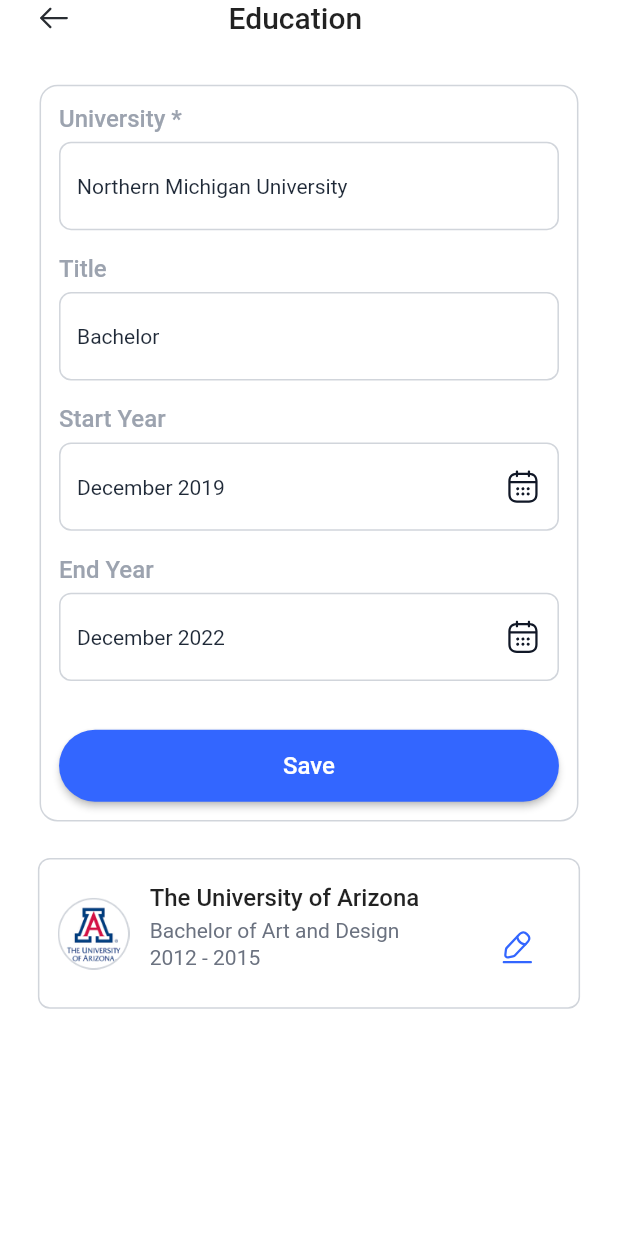
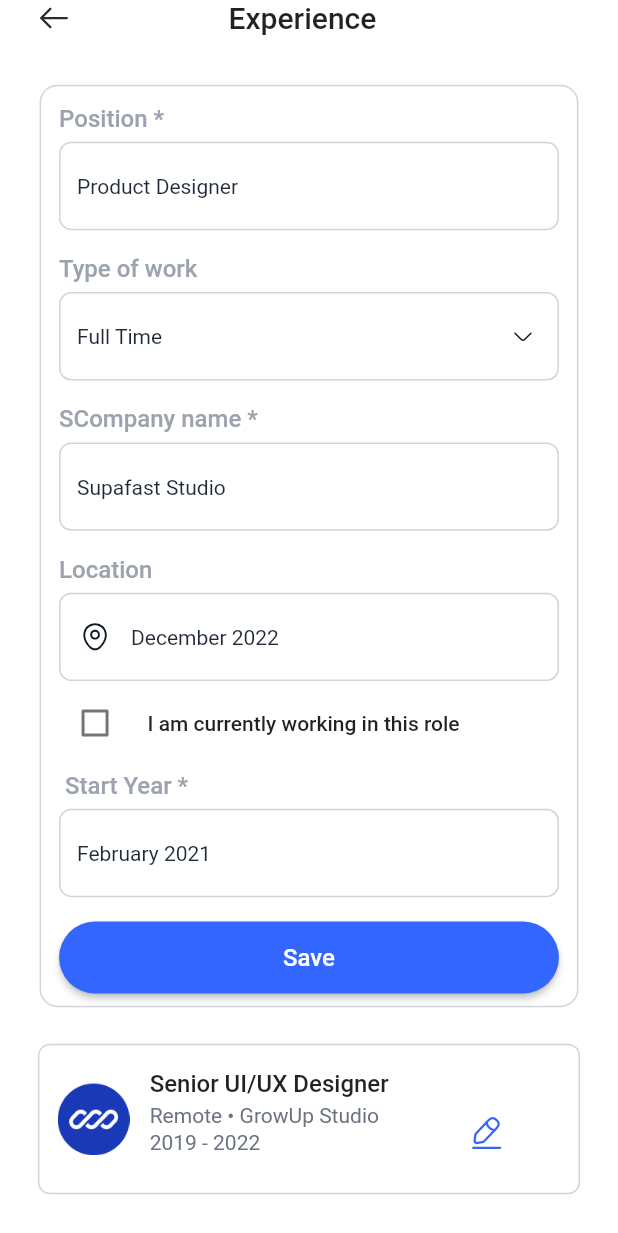
Before and after one commit to AbdelrahmanHossny/JOBSQUE, a Flutter app: the screen it shows after launch, on a phone screen of 412 x 824 dp. Shown: the top 1233 px of the screen. Run offline on Flutter 3.47's test engine with Material 2 defaults, Android fonts, the phone set to English and light mode, and no system bars; our stand-ins replace animate_do, chips_choice, flutter_screenutil, flutter_svg, image_picker; Roboto replaces fonts that are missing (sf, sfm); project files that could hold a hidden picture were left out.

Commit message:
Experience

```diff
--- a/lib/main.dart
+++ b/lib/main.dart
@@ -1,6 +1,6 @@
 import 'package:flutter/material.dart';
 import 'package:flutter_screenutil/flutter_screenutil.dart';
-import 'screens/education_screen/view.dart';
+import 'screens/Experience_screen/view.dart';
 
 void main() {
   runApp(const MyApp());
@@ -23,7 +23,7 @@ class MyApp extends StatelessWidget {
                 primaryColor: Color(0xff111827)),
             title: 'JOBSQUE',
             debugShowCheckedModeBanner: false,
-            home: const Education_screen(),
+            home: const Experience_screen(),
           );
         });
   }
--- /dev/null
+++ b/lib/screens/Experience_screen/view.dart
@@ -0,0 +1,256 @@
+import 'package:flutter/material.dart';
+import 'package:flutter_screenutil/flutter_screenutil.dart';
+import 'package:flutter_svg/flutter_svg.dart';
+
+import '../../core/design/customButtom.dart';
+import '../../core/design/customText-form.dart';
+
+class Experience_screen extends StatefulWidget {
+  const Experience_screen({super.key});
+
+  @override
+  State<Experience_screen> createState() => _Experience_screenState();
+}
+
+class _Experience_screenState extends State<Experience_screen> {
+  bool ischecked = false;
+  @override
+  Widget build(BuildContext context) {
+    return Scaffold(
+      body: ListView(physics: BouncingScrollPhysics(), children: [
+        Padding(
+          padding: const EdgeInsets.symmetric(horizontal: 24),
+          child: Column(children: [
+            Row(
+              children: [
+                SvgPicture.asset('assets/icons/arrow-left (1).svg'),
+                SizedBox(
+                  width: 95.w,
+                ),
+                Text(
+                  'Experience',
+                  style: TextStyle(
+                      fontFamily: 'sfm',
+                      fontSize: 20,
+                      fontWeight: FontWeight.w500),
+                )
+              ],
+            ),
+            SizedBox(
+              height: 32.h,
+            ),
+            Container(
+              padding: EdgeInsets.fromLTRB(12, 12, 12, 16),
+              width: 327.w,
+              height: 606.h,
+              decoration: BoxDecoration(
+                  border: Border.all(color: Color(0xffD1D5DB)),
+                  borderRadius: BorderRadius.circular(12)),
+              child: Column(
+                  crossAxisAlignment: CrossAxisAlignment.start,
+                  children: [
+                    Text(
+                      'Position *',
+                      style: TextStyle(
+                          color: Color(0xff9CA3AF),
+                          fontFamily: 'sfm',
+                          fontSize: 16,
+                          fontWeight: FontWeight.w500),
+                    ),
+                    SizedBox(
+                      height: 6.h,
+                    ),
+                    customform(hintText: 'Product Designer'),
+                    SizedBox(
+                      height: 16.h,
+                    ),
+                    Text(
+                      'Type of work',
+                      style: TextStyle(
+                          color: Color(0xff9CA3AF),
+                          fontFamily: 'sfm',
+                          fontSize: 16,
+                          fontWeight: FontWeight.w500),
+                    ),
+                    SizedBox(
+                      height: 6.h,
+                    ),
+                    customform(
+                        hintText: 'Full Time',
+                        suffix: IconButton(
+                            onPressed: () {},
+                            icon: SvgPicture.asset(
+                                'assets/icons/arrow-down.svg'))),
+                    SizedBox(
+                      height: 16.h,
+                    ),
+                    Text(
+                      'SCompany name *',
+                      style: TextStyle(
+                          color: Color(0xff9CA3AF),
+                          fontFamily: 'sfm',
+                          fontSize: 16,
+                          fontWeight: FontWeight.w500),
+                    ),
+                    SizedBox(
+                      height: 6.h,
+                    ),
+                    customform(
+                      hintText: 'Supafast Studio',
+                    ),
+                    SizedBox(
+                      height: 16.h,
+                    ),
+                    Text(
+                      'Location',
+                      style: TextStyle(
+                          color: Color(0xff9CA3AF),
+                          fontFamily: 'sfm',
+                          fontSize: 16,
+                          fontWeight: FontWeight.w500),
+                    ),
+                    SizedBox(
+                      height: 6.h,
+                    ),
+                    customform(
+                        hintText: 'December 2022',
+                        prefix: IconButton(
+                            onPressed: null,
+                            icon:
+                                SvgPicture.asset('assets/icons/location.svg'))),
+                    SizedBox(
+                      height: 4.h,
+                    ),
+                    Row(
+                      children: [
+                        Checkbox(
+                          activeColor: Color(0xff3366FF),
+                          value: ischecked,
+                          onChanged: (newbool) {
+                            setState(() {
+                              ischecked = newbool!;
+                            });
+                          },
+                        ),
+                        SizedBox(
+                          width: 10.w,
+                        ),
+                        Text(
+                          'I am currently working in this role',
+                          style: TextStyle(
+                              fontFamily: 'sfm',
+                              fontSize: 14,
+                              fontWeight: FontWeight.w500),
+                        )
+                      ],
+                    ),
+                    SizedBox(
+                      height: 8.h,
+                    ),
+                    Text(
+                      ' Start Year *',
+                      style: TextStyle(
+                          color: Color(0xff9CA3AF),
+                          fontFamily: 'sfm',
+                          fontSize: 16,
+                          fontWeight: FontWeight.w500),
+                    ),
+                    SizedBox(
+                      height: 6.h,
+                    ),
+                    customform(
+                      hintText: 'February 2021',
+                    ),
+                    SizedBox(
+                      height: 16.h,
+                    ),
+                    Column(
+                      crossAxisAlignment: CrossAxisAlignment.stretch,
+                      children: [
+                        CustomButtom(
+                          text: 'Save',
+                          onPressed: () {},
+                        ),
+                      ],
+                    )
+                  ]),
+            ),
+            SizedBox(
+              height: 24.h,
+            ),
+            Container(
+              padding: EdgeInsets.fromLTRB(12, 16, 12, 16),
+              width: 329.w,
+              height: 99.h,
+              decoration: BoxDecoration(
+                  border: Border.all(
+                    color: Color(0xffD1D5DB),
+                  ),
+                  borderRadius: BorderRadius.circular(8)),
+              child: Row(
+                children: [
+                  Center(
+                    child: Image.asset(
+                      'assets/images/Group 15495.png',
+                      width: 44.w,
+                      height: 44.w,
+                    ),
+                  ),
+                  SizedBox(
+                    width: 12.w,
+                  ),
+                  Column(
+                    crossAxisAlignment: CrossAxisAlignment.start,
+                    children: [
+                      Text(
+                        'Senior UI/UX Designer ',
+                        style: TextStyle(
+                            fontFamily: 'sfm',
+                            fontSize: 16,
+                            fontWeight: FontWeight.w500),
+                      ),
+                      SizedBox(
+                        height: 4.h,
+                      ),
+                      Text(
+                        'Remote • GrowUp Studio',
+                        style: TextStyle(
+                            color: Color(0xff6B7280),
+                            fontSize: 14,
+                            fontWeight: FontWeight.w400),
+                      ),
+                      SizedBox(
+                        height: 2.h,
+                      ),
+                      Text(
+                        '2019 - 2022',
+                        style: TextStyle(
+                            color: Color(0xff6B7280),
+                            fontSize: 14,
+                            fontWeight: FontWeight.w400),
+                      ),
+                    ],
+                  ),
+                  SizedBox(
+                    width: 34.w,
+                  ),
+                  Column(
+                    mainAxisAlignment: MainAxisAlignment.end,
+                    children: [
+                      IconButton(
+                          onPressed: () {},
+                          icon: SvgPicture.asset('assets/icons/edit-2.svg'))
+                    ],
+                  )
+                ],
+              ),
+            ),
+            SizedBox(
+              height: 60.h,
+            )
+          ]),
+        ),
+      ]),
+    );
+  }
+}
```
Also changed, not shown: assets/icons/location.svg (added), assets/images/Group 15495.png (added).
